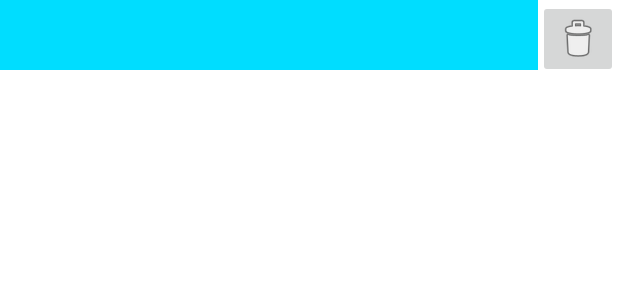
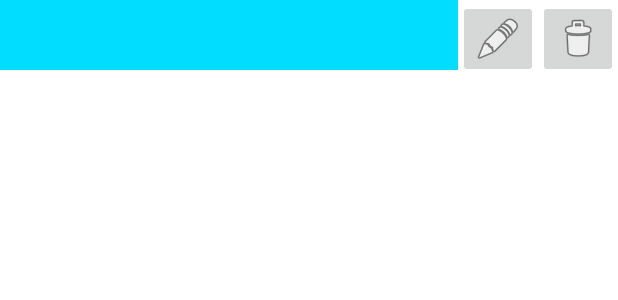
Before and after one commit to JoaoBaptMG/ToDo-DMProject, an Android app: the layout item_task.xml on its own in the app's theme, with its tools: preview values and no code run, on a phone screen of 412 x 824 dp. Shown: the top 300 px of the screen. Run offline under Robolectric (Android 15) with nearby library versions, the phone set to English and light mode, and no system bars.

Commit message:
Add edit task button (checkpoint 7)

```diff
--- a/app/src/main/java/com/joaobapt/todo/tasklist/TaskListAdapter.kt
+++ b/app/src/main/java/com/joaobapt/todo/tasklist/TaskListAdapter.kt
@@ -7,6 +7,7 @@ import androidx.recyclerview.widget.RecyclerView
 import com.joaobapt.todo.databinding.ItemTaskBinding
 
 class TaskListAdapter : ListAdapter<Task, TaskListAdapter.TaskViewHolder>(TasksDiffCallback) {
+    var onClickEdit: (Task) -> Unit = {}
     var onClickDelete: (Task) -> Unit = {}
 
     override fun onCreateViewHolder(parent: ViewGroup, viewType: Int): TaskViewHolder {
@@ -26,6 +27,7 @@ class TaskListAdapter : ListAdapter<Task, TaskListAdapter.TaskViewHolder>(TasksD
             with(binding) {
                 taskTitle.text = task.title
                 taskDescription.text = task.description
+                taskEditButton.setOnClickListener { onClickEdit(task) }
                 taskRemoveButton.setOnClickListener { onClickDelete(task) }
             }
         }
--- a/app/src/main/res/layout/item_task.xml
+++ b/app/src/main/res/layout/item_task.xml
@@ -2,6 +2,7 @@
 
 <LinearLayout xmlns:android="http://schemas.android.com/apk/res/android"
     xmlns:app="http://schemas.android.com/apk/res-auto"
+    xmlns:tools="http://schemas.android.com/tools"
     android:layout_width="match_parent"
     android:layout_height="wrap_content"
     android:orientation="horizontal">
@@ -33,11 +34,21 @@
     </LinearLayout>
 
     <ImageButton
+        android:id="@+id/task_edit_button"
+        android:layout_width="160dp"
+        android:layout_height="wrap_content"
+        android:layout_weight="1"
+        android:contentDescription="@string/edit_task"
+        app:srcCompat="@android:drawable/ic_menu_edit"
+        tools:ignore="ImageContrastCheck" />
+
+    <ImageButton
         android:id="@+id/task_remove_button"
         android:layout_width="160dp"
         android:layout_height="wrap_content"
-        android:layout_weight="2"
+        android:layout_weight="1"
         android:contentDescription="@string/remove_task"
-        app:srcCompat="@android:drawable/ic_menu_delete" />
+        app:srcCompat="@android:drawable/ic_menu_delete"
+        tools:ignore="ImageContrastCheck" />
 
 </LinearLayout>
--- a/app/src/main/res/values/strings.xml
+++ b/app/src/main/res/values/strings.xml
@@ -6,4 +6,5 @@
     <string name="task_title_label">Title</string>
     <string name="task_title_description">Description</string>
     <string name="task_form_confirm">Confirm</string>
+    <string name="edit_task">Edit Task</string>
 </resources>
```
Also changed, not shown: app/src/main/java/com/joaobapt/todo/form/FormActivity.kt (+10 -1 lines), app/src/main/java/com/joaobapt/todo/tasklist/TaskListFragment.kt (+27 -11 lines).
